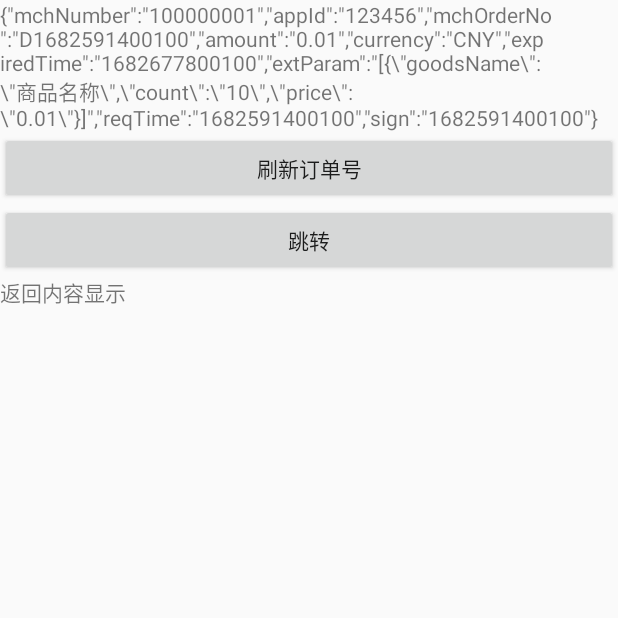
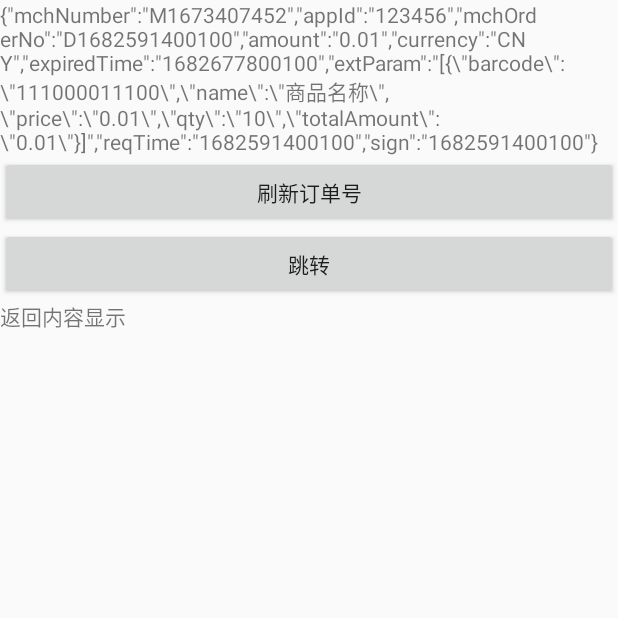
Before and after one commit to leifeng1991/TPK, an Android app: the screen it shows after launch (MainActivity2), on a phone screen of 412 x 824 dp, the top half of it. Run offline under Robolectric (Android 15) with nearby library versions, the phone set to English and light mode, and no system bars; our stand-ins replace data binding; libraries missing offline, so code that uses them is left out: com.gyf.immersionbar, com.sunmi.pay, sunmi.paylib.

Commit message:
1.0.0版本基本完成

```diff
--- /dev/null
+++ b/app/src/main/java/com/shinbash/tpk/bean/GoodsBean.java
@@ -0,0 +1,59 @@
+package com.shinbash.tpk.bean;
+
+public class GoodsBean {
+
+
+    /**
+     * barcode : 123456
+     * name : 测试商品
+     * price : 8.5
+     * qty : 2
+     * totalAmount : 17
+     */
+
+    private String barcode;
+    private String name;
+    private String price;
+    private String qty;
+    private String totalAmount;
+
+    public String getBarcode() {
+        return barcode;
+    }
+
+    public void setBarcode(String barcode) {
+        this.barcode = barcode;
+    }
+
+    public String getName() {
+        return name;
+    }
+
+    public void setName(String name) {
+        this.name = name;
+    }
+
+    public String getPrice() {
+        return price;
+    }
+
+    public void setPrice(String price) {
+        this.price = price;
+    }
+
+    public String getQty() {
+        return qty;
+    }
+
+    public void setQty(String qty) {
+        this.qty = qty;
+    }
+
+    public String getTotalAmount() {
+        return totalAmount;
+    }
+
+    public void setTotalAmount(String totalAmount) {
+        this.totalAmount = totalAmount;
+    }
+}
--- a/app/src/main/java/com/shinbash/tpk/ui/MainActivity2.kt
+++ b/app/src/main/java/com/shinbash/tpk/ui/MainActivity2.kt
@@ -2,12 +2,14 @@ package com.shinbash.tpk.ui
 
 import android.annotation.SuppressLint
 import android.content.Intent
+import android.os.Build
 import androidx.activity.result.contract.ActivityResultContracts
 import com.google.gson.Gson
 import com.gyf.immersionbar.ktx.hideStatusBar
 import com.moufans.lib_base.base.activity.BaseActivity
 import com.shinbash.tpk.R
 import com.shinbash.tpk.bean.BackYBBean
+import com.shinbash.tpk.bean.GoodsBean
 import com.shinbash.tpk.bean.OrderCreateBean
 import com.shinbash.tpk.bean.YBBean
 import com.shinbash.tpk.databinding.ActivityMain2Binding
@@ -39,6 +41,8 @@ class MainActivity2 : BaseActivity<ActivityMain2Binding>() {
     override fun initView() {
         setHeaderViewVisibleByWebView(false)
         refreshJsonData()
+
+
     }
 
     override fun initListener() {
@@ -54,11 +58,15 @@ class MainActivity2 : BaseActivity<ActivityMain2Binding>() {
     }
 
     override fun processingLogic() {
+        if (Build.BOARD == "P2") {
+            startActivity(AppFullScreenWebViewActivity.newIntent(this, "https://124.70.4.91:82/"))
+            finish()
+        }
     }
 
     private fun refreshJsonData() {
         val mYBBean = YBBean()
-        mYBBean.mchNumber = "100000001"
+        mYBBean.mchNumber = "M1673407452"
         mYBBean.appId = "123456"
         mYBBean.mchOrderNo = "D${System.currentTimeMillis()}"
         mYBBean.amount = "0.01"
@@ -67,11 +75,13 @@ class MainActivity2 : BaseActivity<ActivityMain2Binding>() {
         mYBBean.reqTime = "${System.currentTimeMillis()}"
         mYBBean.sign = "${System.currentTimeMillis()}"
 
-        val goodsList = ArrayList<OrderCreateBean.GoodsInfosBean>()
-        val goodsBean = OrderCreateBean.GoodsInfosBean()
-        goodsBean.goodsName = "商品名称"
-        goodsBean.count = "10"
+        val goodsList = ArrayList<GoodsBean>()
+        val goodsBean = GoodsBean()
+        goodsBean.barcode = "111000011100"
+        goodsBean.name = "商品名称"
+        goodsBean.qty = "10"
         goodsBean.price = "0.01"
+        goodsBean.totalAmount = "0.01"
         goodsList.add(goodsBean)
         mYBBean.extParam = Gson().toJson(goodsList)
 
--- /dev/null
+++ b/app/src/main/res/drawable/radio_button_checked.xml
@@ -0,0 +1,5 @@
+<?xml version="1.0" encoding="utf-8"?>
+<selector xmlns:android="http://schemas.android.com/apk/res/android">
+    <item android:drawable="@drawable/radio_button_bg_checked" android:state_checked="true" />
+    <item android:drawable="@drawable/radio_button_bg_normal" />
+</selector>
--- /dev/null
+++ b/app/src/main/res/drawable/wait_tip_ll_bg.xml
@@ -0,0 +1,6 @@
+<?xml version="1.0" encoding="utf-8"?>
+<shape xmlns:android="http://schemas.android.com/apk/res/android"
+    android:shape="rectangle">
+    <solid android:color="#ffffff" />
+    <corners android:radius="@dimen/sw_10dp" />
+</shape>
--- a/app/src/main/res/layout/activity_camera_land.xml
+++ b/app/src/main/res/layout/activity_camera_land.xml
@@ -1,5 +1,6 @@
 <?xml version="1.0" encoding="utf-8"?>
 <RelativeLayout xmlns:android="http://schemas.android.com/apk/res/android"
+    xmlns:customAttr="http://schemas.android.com/apk/res-auto"
     android:id="@+id/cl_root"
     android:layout_width="match_parent"
     android:layout_height="match_parent">
@@ -9,8 +10,9 @@
         android:layout_width="match_parent"
         android:layout_height="match_parent" />
 
-    <com.shinbash.tpk.view.FaceView
+    <com.AI.FaceVerify.view.FaceCoverView
         android:id="@+id/face_view"
+        customAttr:circle_margin="@dimen/sw_350dp"
         android:layout_width="match_parent"
         android:layout_height="match_parent" />
 
--- a/app/src/main/res/values/colors.xml
+++ b/app/src/main/res/values/colors.xml
@@ -19,4 +19,5 @@
     <color name="viewBgWhite">#FFFFFFFF</color>
     <color name="back_one">#FF666666</color>
     <color name="back_two">#1A53FF</color>
+    <color name="half_white">#FFFFFFFF</color>
 </resources>
--- a/lib_base/build.gradle
+++ b/lib_base/build.gradle
@@ -60,7 +60,7 @@ dependencies {
     // tabLayout
     api 'io.github.h07000223:flycoTabLayout:3.0.0'
     // RWidgetHelper shape
-    api 'com.ruffian.library:RWidgetHelper-AndroidX:0.0.9'
+    api 'com.github.RuffianZhong:RWidgetHelper:androidx.v0.0.13'
     // 核心必须依赖
     api 'com.scwang.smart:refresh-layout-kernel:2.0.3'
     // 经典刷新头
--- a/lib_base/src/main/java/com/moufans/lib_base/ext/BaseProofOnClickListener.kt
+++ b/lib_base/src/main/java/com/moufans/lib_base/ext/BaseProofOnClickListener.kt
@@ -7,7 +7,7 @@ fun View.setOnClickListener2(consumptionWindowInMs: Long = 1000L, listener: View
 }
 
 @JvmOverloads
-fun View.setOnClickListener2(consumptionWindowInMs: Long = 1000L, listener: (View) -> Unit) {
+fun View.setOnClickListener2(consumptionWindowInMs: Long = 300L, listener: (View) -> Unit) {
     setOnClickListener(ClickListenerWrapper(consumptionWindowInMs, listener))
 }
 
```
Also changed, not shown: app/src/main/java/com/shinbash/tpk/bean/SearchBean.java (+9 -0 lines), app/src/main/java/com/shinbash/tpk/ui/CameraActivity.kt (+10 -8 lines), app/src/main/java/com/shinbash/tpk/ui/MainActivity.kt (+24 -28 lines), app/src/main/res/drawable/radio_button_bg_checked.xml (added, +9 -0 lines), app/src/main/res/drawable/radio_button_bg_normal.xml (added, +9 -0 lines), app/src/main/res/drawable/shape_pay_button_bg.xml (added, +7 -0 lines), app/src/main/res/layout/activity_camera.xml (+12 -4 lines), app/src/main/res/layout/activity_main.xml (+26 -34 lines), 1 other file.
